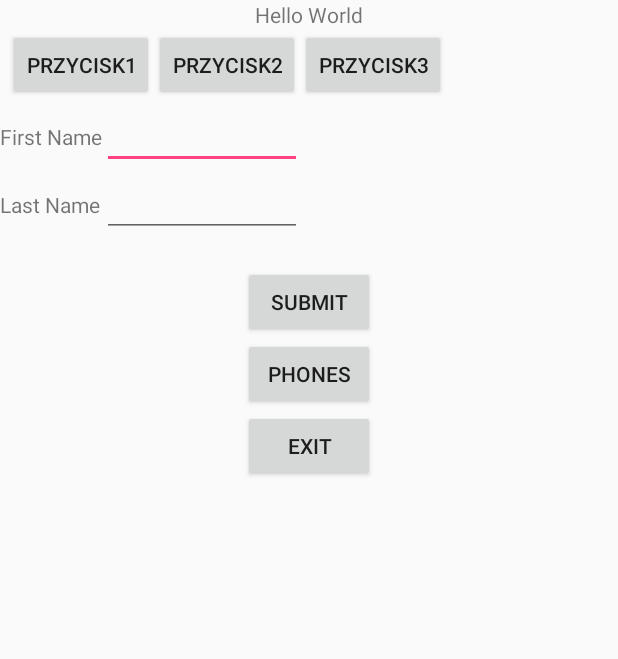
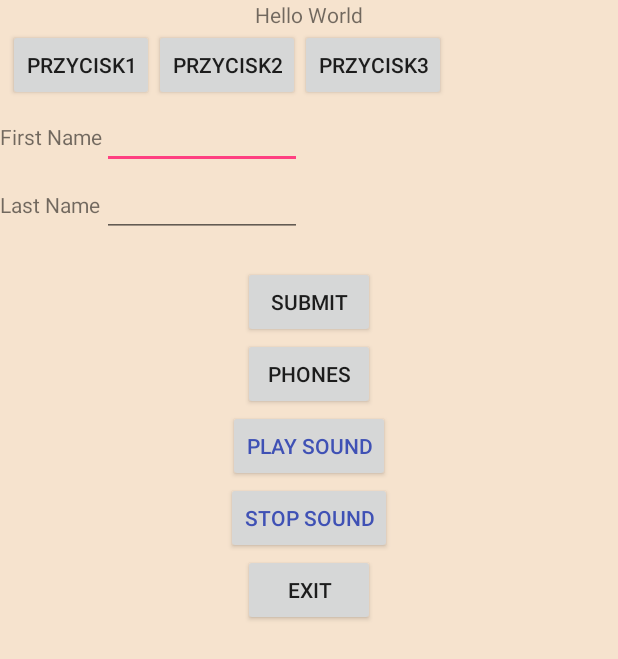
Before and after one commit to zeligowska/MyApp, an Android app: the screen it shows after launch (MainActivityApp), on a phone screen of 412 x 824 dp. Shown: the top 659 px of the screen. Run offline under Robolectric (Android 15) with nearby library versions, the phone set to English and light mode, and no system bars.

Commit message:
playSound

```diff
--- a/app/src/main/java/com/example/toshiba/myapp/MainActivityApp.java
+++ b/app/src/main/java/com/example/toshiba/myapp/MainActivityApp.java
@@ -6,6 +6,7 @@ import android.app.Dialog;
 import android.content.Context;
 import android.content.DialogInterface;
 import android.content.Intent;
+import android.media.MediaPlayer;
 import android.os.Bundle;
 import android.view.View;
 import android.widget.Button;
@@ -16,6 +17,8 @@ import android.widget.Toast;
 import com.example.toshiba.myapp.phones.Phones;
 
 public class MainActivityApp extends Activity {
+
+    private MediaPlayer mediaPlayer;
 
     private Dialog createAlertDialogWithButtons() {
         AlertDialog.Builder dialogBuilder = new AlertDialog.Builder(this);
@@ -39,11 +42,21 @@ public class MainActivityApp extends Activity {
         return dialogBuilder.create();
     }
 
-
     private void showToast(String message) {
         Toast.makeText(getApplicationContext(),
                 message,
                 Toast.LENGTH_LONG).show();
+    }
+
+    public void playSound(View view){
+        if(mediaPlayer != null) {
+            mediaPlayer.release();
+        }
+        mediaPlayer = MediaPlayer.create(this, R.raw.bluethroat);
+        mediaPlayer.start();
+    }
+    public void stopSound(View view){
+        mediaPlayer.stop();
     }
 
 
--- a/app/src/main/res/layout/activity_main_activity_app.xml
+++ b/app/src/main/res/layout/activity_main_activity_app.xml
@@ -3,7 +3,8 @@
     xmlns:android="http://schemas.android.com/apk/res/android"
     android:layout_width="fill_parent"
     android:layout_height="fill_parent"
-    android:orientation="vertical">
+    android:orientation="vertical"
+    android:background="#F6E3CE">
 
     <TextView
         android:layout_width="wrap_content"
@@ -44,7 +45,8 @@
 
     <TableLayout
         android:layout_width="fill_parent"
-        android:layout_height="wrap_content">
+        android:layout_height="wrap_content"
+        android:layout_gravity="center">
         <TableRow>
         <TextView
             android:text="First Name"
@@ -91,6 +93,28 @@
         android:layout_height="wrap_content"
         android:layout_gravity="center"
         android:text="Phones" />
+
+    <Button
+        android:id="@+id/playSound"
+        android:layout_width="wrap_content"
+        android:layout_height="wrap_content"
+        android:text="Play sound"
+        android:onClick="playSound"
+        android:textColor="@color/colorPrimary"
+        android:layout_gravity="center"
+        />
+
+    <Button
+        android:id="@+id/stopSound"
+        android:layout_width="wrap_content"
+        android:layout_height="wrap_content"
+        android:layout_gravity="center"
+        android:text="Stop sound"
+        android:onClick="stopSound"
+        android:textColor="@color/colorPrimary"
+        />
+
+
     <Button
         android:id="@+id/btnNewAlertDialogButton"
         android:layout_width="wrap_content"
@@ -98,4 +122,5 @@
         android:layout_gravity="center"
         android:text="Exit"
         />
+
 </LinearLayout>
```
